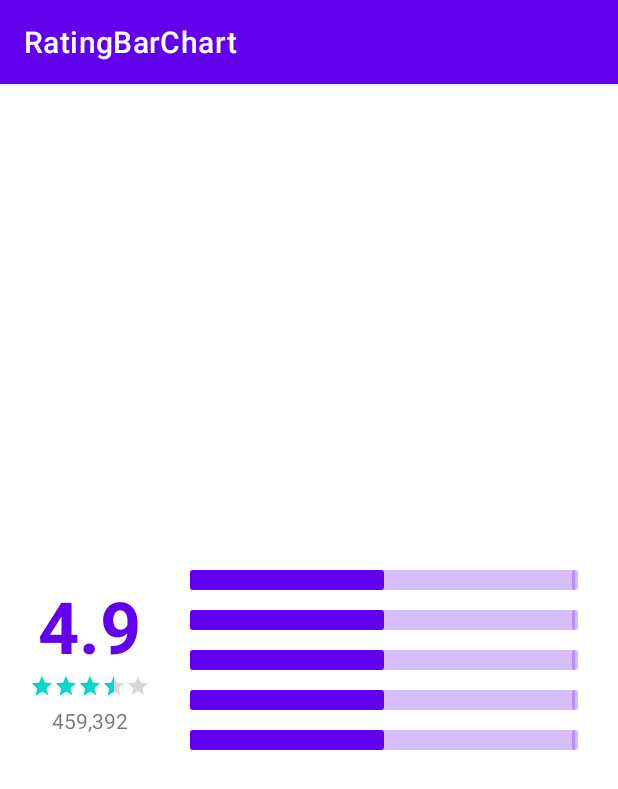
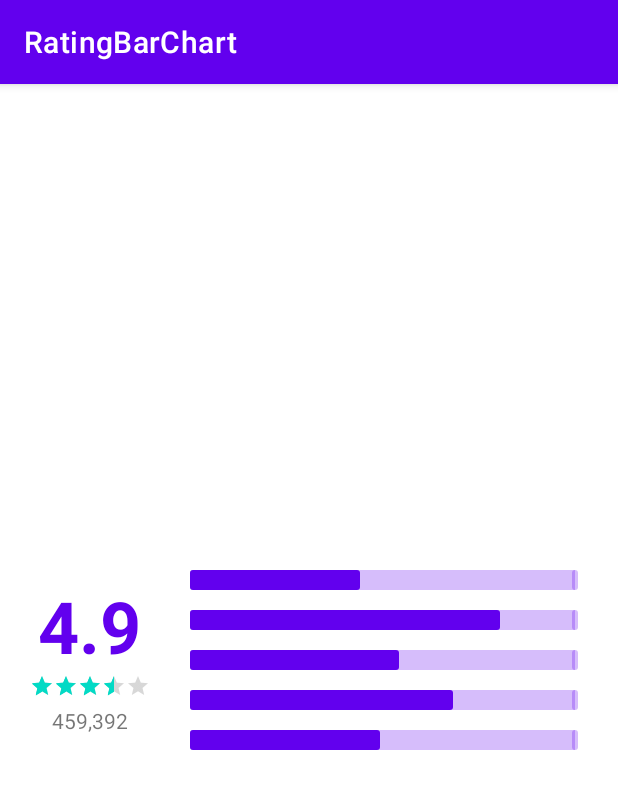
Before and after one commit to Dhina17/RatingBarChart, an Android app: the screen it shows after launch (MainActivity), on a phone screen of 412 x 824 dp. Shown: the top 789 px of the screen. Run offline under Robolectric (Android 15) with nearby library versions, the light colour scheme and no system bars.

Commit message:
library: Pass bar values

```diff
--- a/app/src/main/kotlin/io/github/dhina17/ratingbarchart/app/MainActivity.kt
+++ b/app/src/main/kotlin/io/github/dhina17/ratingbarchart/app/MainActivity.kt
@@ -2,11 +2,23 @@ package io.github.dhina17.ratingbarchart.app
 
 import android.os.Bundle
 import androidx.appcompat.app.AppCompatActivity
+import io.github.dhina17.ratingbarchart.RatingBarChart
+import kotlin.random.Random
 
-class MainActivity: AppCompatActivity() {
+class MainActivity : AppCompatActivity() {
 
     override fun onCreate(savedInstanceState: Bundle?) {
         super.onCreate(savedInstanceState)
         setContentView(R.layout.activity_main)
+
+        val ratingBarChart = findViewById<RatingBarChart>(R.id.ratingBarChart)
+        val values = intArrayOf(
+            Random.Default.nextInt(100),
+            Random.Default.nextInt(100),
+            Random.Default.nextInt(100),
+            Random.Default.nextInt(100),
+            Random.Default.nextInt(100),
+        )
+        ratingBarChart.setBarValues(values)
     }
 }
--- a/app/src/main/res/layout/activity_main.xml
+++ b/app/src/main/res/layout/activity_main.xml
@@ -40,6 +40,7 @@
     </LinearLayout>
 
     <io.github.dhina17.ratingbarchart.RatingBarChart
+        android:id="@+id/ratingBarChart"
         android:layout_width="0dp"
         android:layout_height="wrap_content"
         android:layout_gravity="center"
--- a/library/src/main/kotlin/io/github/dhina17/ratingbarchart/RatingBarChart.kt
+++ b/library/src/main/kotlin/io/github/dhina17/ratingbarchart/RatingBarChart.kt
@@ -12,6 +12,17 @@ class RatingBarChart @JvmOverloads constructor(
     defStyleAttr: Int = 0
 ) : LinearLayout(context, attrs, defStyleAttr) {
 
+    // Bar values
+    // Index - whose values
+    // 0 - 5 star
+    // 1 - 4 star
+    // 2 - 3 star
+    // 3 - 2 star
+    // 4 - 1 star
+    private var barValues = IntArray(MAX_BAR_COUNT)
+
+    private val bars = mutableListOf<LinearProgressIndicator>()
+
     init {
         // We need to add the views in column-like manner
         orientation = VERTICAL
@@ -21,19 +32,33 @@ class RatingBarChart @JvmOverloads constructor(
 
     private fun setupBars() {
         repeat(MAX_BAR_COUNT) {
+            // Create a bar (LinearProgressIndicator)
             val bar = LinearProgressIndicator(context).apply {
                 // Later move to a style.
                 isIndeterminate = false
-                progress = 50
                 max = MAX_BAR_VALUE
                 setPadding(10)
                 trackCornerRadius = 100
                 trackThickness = 20
             }
+            // Add the bar to the bars list.
+            bars.add(bar)
+            // Add the view to the parent.
             addView(bar)
         }
     }
 
+    private fun applyBarValues() {
+        // Set the values to the bars
+        bars.forEachIndexed { index, bar ->
+            bar.progress = barValues[index]
+        }
+    }
+
+    fun setBarValues(values: IntArray) {
+        barValues = values
+        applyBarValues()
+    }
 
     companion object {
         // Total bars in the chart
```
